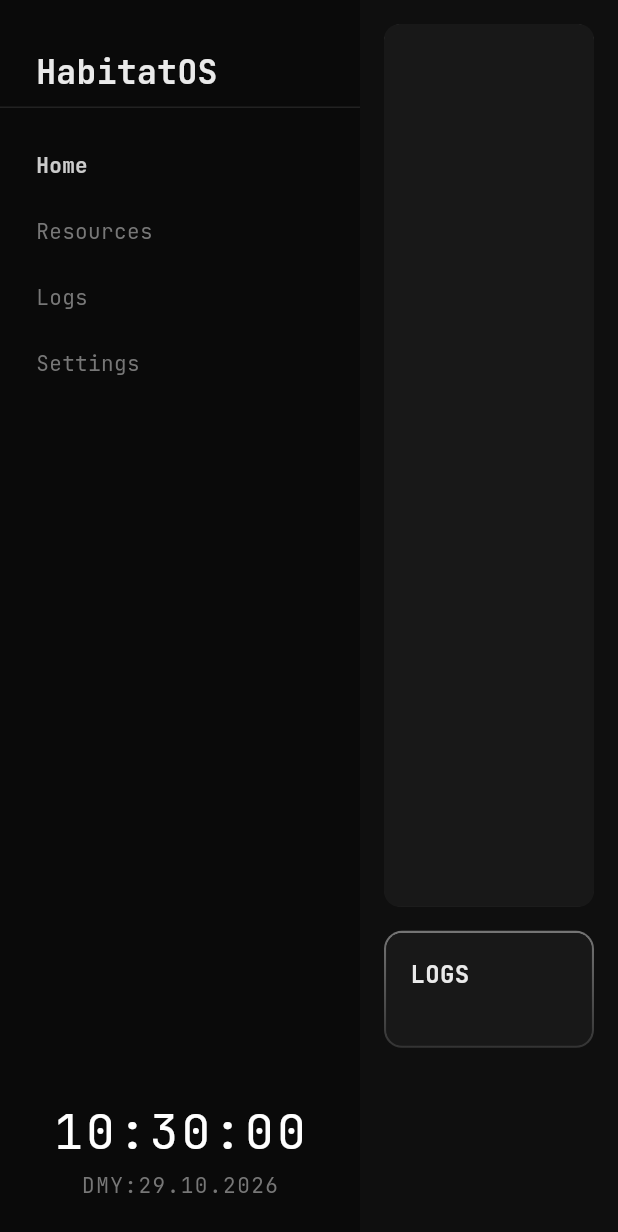
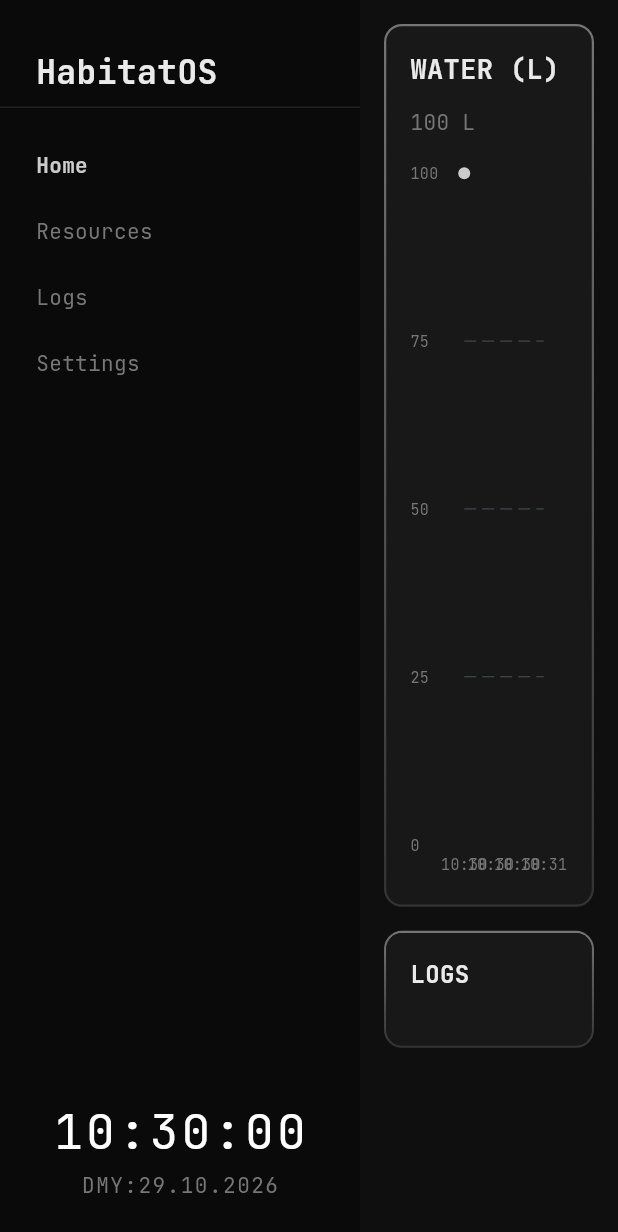
Before and after one commit to Bryian1125/HabitatOS, a Flutter app: the screen it shows after launch, on a phone screen of 412 x 824 dp. Shown: the top 1232 px of the screen. Run offline on Flutter 3.47's test engine with Material 3 defaults, Android fonts, the phone set to English and light mode, and no system bars; drawn by our look-alikes of fl_chart; our stand-ins replace google_fonts.

Commit message:
fix: restore one container for home screen resource display

```diff
--- a/lib/screens/dashboard_screen.dart
+++ b/lib/screens/dashboard_screen.dart
@@ -19,12 +19,39 @@ class _DashboardScreenState extends State<DashboardScreen> {
   int _selectedIndex = 0;
   final List<String> _resourceLogs = [];
 
+  final List<Resource> _resources = [
+    Resource.create(id: 'food_1', name: 'Food', unit: 'kg', initialQuantity: 100),
+    Resource.create(id: 'water_1', name: 'Water', unit: 'L', initialQuantity: 100),
+  ];
+
   List<Widget> get _pages => [
-    HomeScreen(logs: _resourceLogs),
-    ResourcesScreen(onEditLog: _addResourceLog),
+    HomeScreen(logs: _resourceLogs, resources: _resources),
+    ResourcesScreen(
+      onEditLog: _addResourceLog,
+      resources: _resources,
+      onAdd: _addResource,
+      onLog: _logResource,
+      onDelete: _deleteResource,
+    ),
     LogsScreen(logs: _resourceLogs),
     const SettingsScreen(),
   ];
+
+  void _addResource(Resource resource) {
+    setState(() => _resources.add(resource));
+  }
+
+  void _logResource(String id, StockEntry entry) {
+    final index = _resources.indexWhere((r) => r.id == id);
+    if (index == -1) return;
+    setState(() {
+      _resources[index] = _resources[index].withEntry(entry);
+    });
+  }
+
+  void _deleteResource(String id) {
+    setState(() => _resources.removeWhere((r) => r.id == id));
+  }
 
   void _addResourceLog(String message) {
     setState(() {
--- a/lib/screens/home_screen.dart
+++ b/lib/screens/home_screen.dart
@@ -7,9 +7,20 @@ import '../theme.dart';
 import '../gradient_border.dart';
 
 class HomeScreen extends StatelessWidget {
-  const HomeScreen({super.key, this.logs = const []});
+  const HomeScreen({super.key, this.logs = const [], this.resources = const []});
 
   final List<String> logs;
+  final List<Resource> resources;
+
+  /// The resource with the most logged entries; ties go to the most recently edited.
+  Resource? get _mostActive {
+    if (resources.isEmpty) return null;
+    return resources.reduce((a, b) {
+      final byEntries = a.entries.length.compareTo(b.entries.length);
+      if (byEntries != 0) return byEntries > 0 ? a : b;
+      return a.entries.last.time.isAfter(b.entries.last.time) ? a : b;
+    });
+  }
 
   @override
   Widget build(BuildContext context) {
@@ -17,17 +28,9 @@ class HomeScreen extends StatelessWidget {
     return ListView(
       padding: const EdgeInsets.all(16),
       children: [
-        // Empty panels — data will go here after CRUD setup
         SizedBox(
           height: h * 5 / 7,
-          child: _DataPanel(
-          title: '',
-          subtitle: '',
-          child: logs.isNotEmpty ? _ResourceCard(
-            resource: Resource.create(id: 'dummy', name: 'Food', unit: 'kg', initialQuantity: 100),
-            onEdit: () {},
-          ) : Container(height: 180, color: AppColors.card),
-        ),
+          child: _ResourcePanel(resource: _mostActive),
         ),
         const SizedBox(height: 16),
         // Bottom row: logs full width
@@ -56,80 +59,26 @@ class HomeScreen extends StatelessWidget {
   }
 }
 
-class _DataPanel extends StatelessWidget {
-  const _DataPanel({required this.title, this.subtitle, required this.child});
+class _ResourcePanel extends StatelessWidget {
+  const _ResourcePanel({this.resource});
 
-  final String title;
-  final String? subtitle;
-  final Widget child;
+  final Resource? resource;
 
   @override
   Widget build(BuildContext context) {
-    return Container(
-      decoration: BoxDecoration(
-        borderRadius: BorderRadius.circular(12),
-        gradient: LinearGradient(
-          colors: [Colors.grey.shade600, const Color(0xFF333333)],
-          begin: Alignment.topCenter,
-          end: Alignment.bottomCenter,
-        ),
-      ),
-      padding: const EdgeInsets.all(0),
-      child: Container(
-            decoration: BoxDecoration(
-              color: AppColors.card,
-              borderRadius: BorderRadius.circular(10.5),
-            ),
+    final resource = this.resource;
+    return GradientBorder(
       child: Padding(
         padding: const EdgeInsets.all(16),
-          child: Column(
+        child: resource == null
+            ? const Center(
+                child: Text(
+                  'No resources yet',
+                  style: TextStyle(color: AppColors.textSecondary),
+                ),
+              )
+            : Column(
                 crossAxisAlignment: CrossAxisAlignment.start,
-            children: [
-              Row(
-                children: [
-                  Text(
-                    title,
-                    style: const TextStyle(fontSize: 16, fontWeight: FontWeight.bold, color: AppColors.textPrimary),
-                  ),
-                  const Spacer(),
-                  if (subtitle != null)
-                    Text(
-                      subtitle!,
-                      style: const TextStyle(color: AppColors.critical),
-                    ),
-                ],
-              ),
-              const SizedBox(height: 16),
-              child,
-            ],
-          ),
-        ),
-      ),
-    );
-  }
-}
-
-class _ResourceCard extends StatelessWidget {
-  const _ResourceCard({super.key, required this.resource, required this.onEdit});
-
-  final Resource resource;
-  final VoidCallback onEdit;
-
-  @override
-  Widget build(BuildContext context) {
-    return GradientBorder(
-      child: Container(
-        decoration: BoxDecoration(
-          color: AppColors.card,
-          borderRadius: BorderRadius.circular(10.5),
-        ),
-        margin: const EdgeInsets.only(bottom: 16),
-        padding: const EdgeInsets.all(16),
-        child: Column(
-            crossAxisAlignment: CrossAxisAlignment.start,
-            children: [
-              Row(
-                mainAxisAlignment: MainAxisAlignment.spaceBetween,
                 children: [
                   Text(
                     '${resource.name.toUpperCase()} (${resource.unit})',
@@ -138,12 +87,6 @@ class _ResourceCard extends StatelessWidget {
                       fontWeight: FontWeight.bold,
                       color: AppColors.textPrimary,
                     ),
-                  ),
-                  IconButton(
-                  icon: const Icon(Icons.edit, size: 20, color: AppColors.accent),
-                  onPressed: onEdit,
-                ),
-              ],
                   ),
                   const SizedBox(height: 12),
                   Text(
@@ -167,11 +110,7 @@ class _ResourceCard extends StatelessWidget {
                       style: const TextStyle(fontSize: 12, color: AppColors.accent, fontWeight: FontWeight.w500));
                   }),
                   const SizedBox(height: 12),
-            SizedBox(
-              height: 180,
-              width: double.infinity,
-              child: _StockChart(resource: resource),
-            ),
+                  Expanded(child: _StockChart(resource: resource)),
                 ],
               ),
       ),
```
Also changed, not shown: lib/screens/logs_screen.dart (+6 -8 lines), lib/screens/resources_screen.dart (+23 -22 lines). Lines whose indentation alone changed are shown as unchanged.
